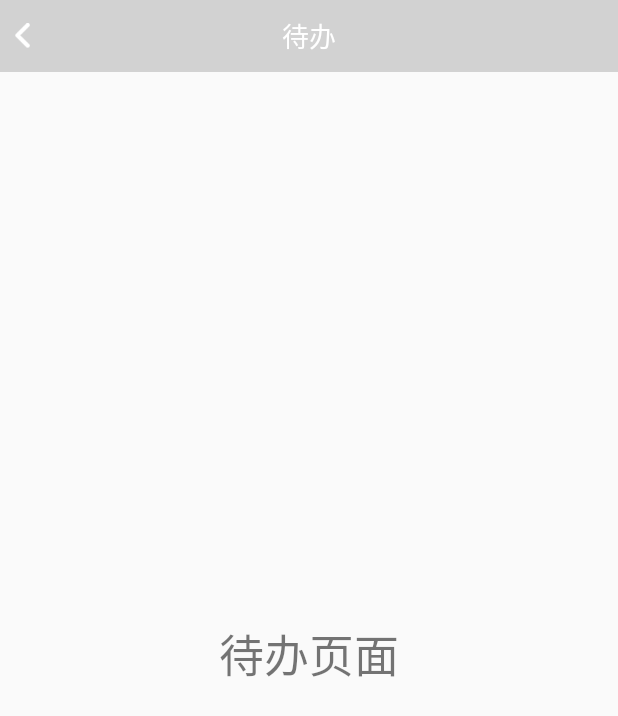
After one commit to JiaLin-Leung/PDA_Android, an Android app: the DaibanActivity screen opened directly, with no data from a screen before it, on a phone screen of 412 x 824 dp. The commit adds this screen. Shown: the top 716 px of the screen. Run offline under Robolectric (Android 15) with nearby library versions, the phone set to English and light mode, and no system bars.

Commit message:
待办提醒页面ok

```diff
--- a/app/src/main/AndroidManifest.xml
+++ b/app/src/main/AndroidManifest.xml
@@ -23,6 +23,8 @@
             </intent-filter>
         </activity>
         <activity android:name="com.pda.pda_android.activity.MainActivity"/>
+        <activity android:name="com.pda.pda_android.activity.TixingActivity"/>
+        <activity android:name="com.pda.pda_android.activity.DaibanActivity"/>
     </application>
 
 </manifest>
--- /dev/null
+++ b/app/src/main/java/com/pda/pda_android/activity/DaibanActivity.java
@@ -0,0 +1,25 @@
+package com.pda.pda_android.activity;
+
+import com.pda.pda_android.R;
+import com.pda.pda_android.base.BaseActivity;
+
+/**
+ * 梁佳霖创建于：2018/10/15 15:56
+ * 功能：
+ */
+public class DaibanActivity extends BaseActivity {
+    @Override
+    public int setLayoutId() {
+        return R.layout.activity_daiban;
+    }
+
+    @Override
+    public void initView() {
+        setTitle("待办");
+    }
+
+    @Override
+    public void initData() {
+
+    }
+}
--- a/app/src/main/java/com/pda/pda_android/base/BaseActivity.java
+++ b/app/src/main/java/com/pda/pda_android/base/BaseActivity.java
@@ -5,6 +5,11 @@ import android.os.Bundle;
 import android.view.View;
 import android.view.Window;
 import android.view.WindowManager;
+import android.widget.ImageView;
+import android.widget.RelativeLayout;
+import android.widget.TextView;
+
+import com.pda.pda_android.R;
 
 /**
  * 梁佳霖创建于：2018/10/8 13:48
@@ -43,4 +48,25 @@ public abstract class BaseActivity extends Activity implements View.OnClickListe
     public void onClick(View view) {
 
     }
+    /**
+     * 设置标题
+     *
+     * @param title 标题的文本
+     */
+    public void setTitle(String title) {
+        TextView baseTitle = findViewById(R.id.teacher_details);
+        baseTitle.setText(title);
+        initBack();
+    }
+
+    private void initBack() {
+        ImageView ivBack = findViewById(R.id.activity_back);
+        ivBack.setOnClickListener(new View.OnClickListener() {
+            @Override
+            public void onClick(View v) {
+                finish();
+            }
+        });
+    }
+
 }
--- /dev/null
+++ b/app/src/main/res/layout/activity_daiban.xml
@@ -0,0 +1,21 @@
+<?xml version="1.0" encoding="utf-8"?>
+<LinearLayout
+    xmlns:android="http://schemas.android.com/apk/res/android"
+    xmlns:tools="http://schemas.android.com/tools"
+    android:layout_width="match_parent"
+    android:orientation="vertical"
+    android:layout_height="match_parent"
+    tools:context=".activity.LoginActivity">
+
+    <include
+        layout="@layout/layout_title"
+        android:id="@+id/empty_view"/>
+    <TextView
+        android:textSize="30dp"
+        android:gravity="center"
+        android:text="待办页面"
+        android:layout_weight="1"
+        android:layout_width="match_parent"
+        android:layout_height="match_parent" />
+
+</LinearLayout>
--- a/app/src/main/res/layout/fragment_sub_content.xml
+++ b/app/src/main/res/layout/fragment_sub_content.xml
@@ -28,6 +28,7 @@
         android:layout_width="match_parent"
         android:layout_height="40dp">
         <TextView
+            android:onClick="onClick"
             android:textColor="#000000"
             android:background="@drawable/textview_border"
             android:id="@+id/tv_daiban"
@@ -39,6 +40,7 @@
             android:text="待办"
             />
         <TextView
+            android:onClick="onClick"
             android:textColor="#000000"
             android:background="@drawable/textview_border"
             android:id="@+id/tv_tixing"
--- /dev/null
+++ b/app/src/main/res/layout/layout_title.xml
@@ -0,0 +1,31 @@
+<?xml version="1.0" encoding="utf-8"?>
+<RelativeLayout
+    xmlns:android="http://schemas.android.com/apk/res/android"
+    android:layout_width="match_parent"
+    android:layout_height="48dp"
+    android:background="#3333"
+    android:paddingRight="10dp">
+
+    <TextView
+        android:id="@+id/teacher_details"
+        android:layout_width="wrap_content"
+        android:layout_height="wrap_content"
+        android:layout_centerInParent="true"
+        android:text=""
+        android:textColor="@color/white"
+        android:textSize="18sp" />
+    <RelativeLayout
+        android:layout_width="wrap_content"
+        android:layout_height="48dp"
+        android:paddingLeft="10dp"
+        android:paddingRight="10dp"
+        android:id="@+id/details_back"
+        >
+        <ImageView
+            android:id="@+id/activity_back"
+            android:layout_width="10dp"
+            android:layout_height="17dp"
+            android:src="@drawable/new_baiback"
+            android:layout_centerVertical="true"/>
+    </RelativeLayout>
+</RelativeLayout>
--- a/app/src/main/res/values/colors.xml
+++ b/app/src/main/res/values/colors.xml
@@ -1,6 +1,27 @@
 <?xml version="1.0" encoding="utf-8"?>
 <resources>
-    <color name="colorPrimary">#008577</color>
-    <color name="colorPrimaryDark">#00574B</color>
-    <color name="colorAccent">#D81B60</color>
+    <color name="colorPrimary">#5e89ef</color>
+    <color name="colorPrimaryDark">#5e89ef</color>
+    <color name="colorAccent">#5e89ef</color>
+    <color name="themeColor">#5e89ef</color>
+    <color name="white">#FFFFFF</color>
+    <color name="huise">#666666</color>
+    <color name="black">#000000</color>
+    <!--按钮不能点击颜色 -->
+    <color name="bt_noselecter">#dcdcdc</color>
+    <color name="bt_noseleter_text">#b8b8b8</color>
+
+    <!--获取验证码按钮可点击状态的背景色 -->
+    <color name="bt_code_clickable_bg">#fca134</color>
+    <!--布局的背景色 -->
+    <color name="bg_layout">#f5f9ff</color>
+
+    <!--线条的颜色 -->
+    <color name="line_color">#eaeaea</color>
+
+    <!--通知未读的颜色 -->
+    <color name="notice_noread">#fff9e6</color>
+
+    <!--通知已读的颜色 -->
+    <color name="notice_read">#99CCFF</color>
 </resources>
```
Also changed, not shown: app/src/main/java/com/pda/pda_android/activity/TixingActivity.java (added, +25 -0 lines), app/src/main/java/com/pda/pda_android/base/BaseFragment.java (added, +16 -0 lines), app/src/main/java/com/pda/pda_android/fragment/HomeFragment.java (+25 -4 lines), app/src/main/res/layout/activity_tixing.xml (added, +21 -0 lines), app/src/main/res/drawable-v24/new_baiback.png (added).
